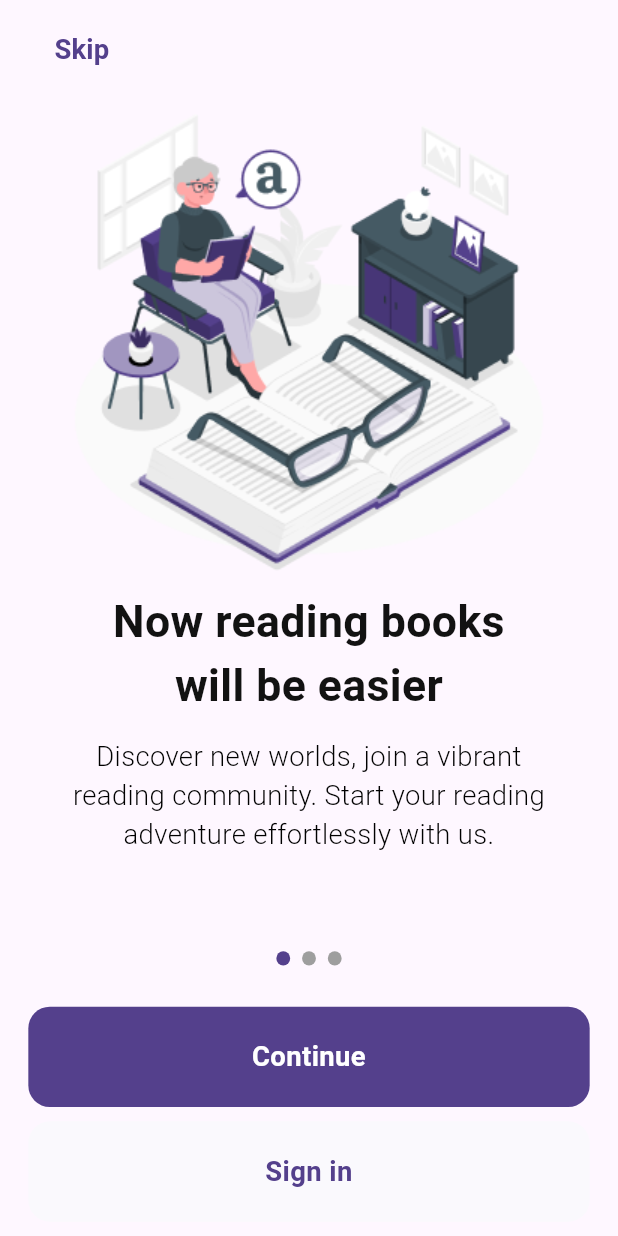
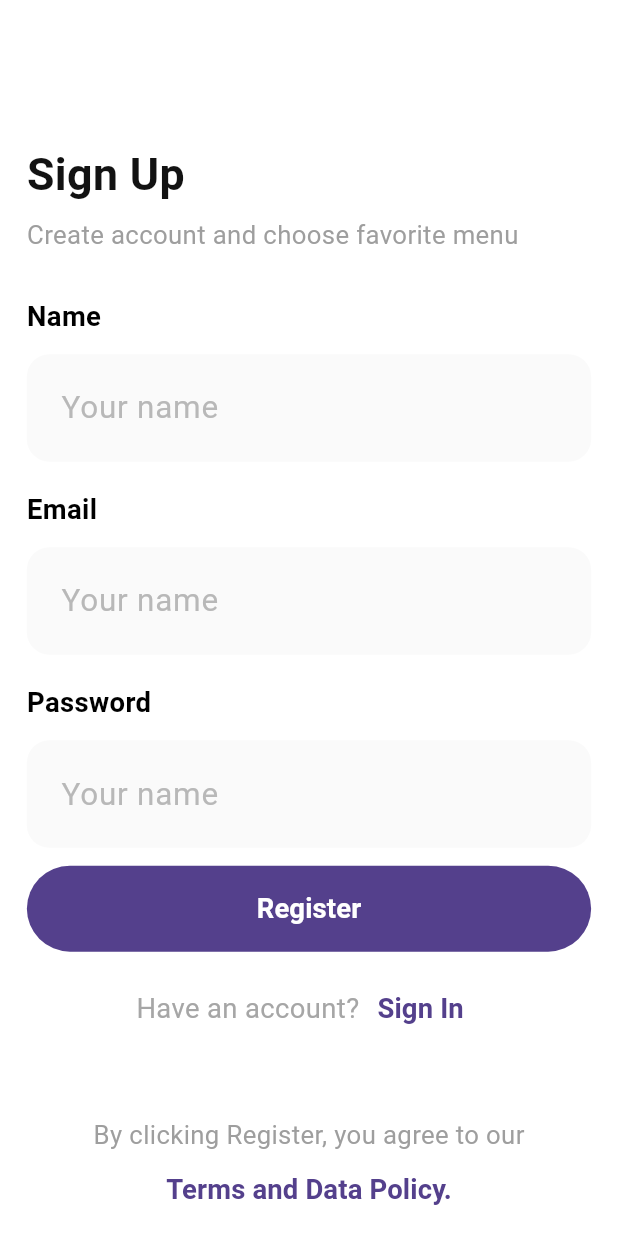
Before and after one commit to Mohammed595/bazar_app, a Flutter app: the screen it shows after launch, on a phone screen of 412 x 824 dp. Run offline on Flutter 3.47's test engine with Material 3 defaults, Android fonts, the light colour scheme and no system bars; drawn by our look-alikes of smooth_page_indicator; our stand-ins replace flutter_riverpod, flutter_screenutil, flutter_svg, google_fonts, shared_preferences.

Commit message:
sign up page completed

```diff
--- /dev/null
+++ b/lib/core/feature/auth/ui/screens/sign_up_screen.dart
@@ -0,0 +1,84 @@
+import 'package:bazar_app/core/feature/auth/ui/widgets/have_account_btn.dart';
+import 'package:bazar_app/core/feature/auth/ui/widgets/register_button.dart';
+import 'package:bazar_app/core/feature/auth/ui/widgets/sign_title_disc.dart';
+import 'package:bazar_app/core/feature/auth/ui/widgets/terms_button.dart';
+import 'package:bazar_app/core/feature/auth/ui/widgets/title_text_feild_widget.dart';
+import 'package:flutter/material.dart';
+import 'package:flutter_screenutil/flutter_screenutil.dart';
+
+class SignUpScreen extends StatelessWidget {
+  const SignUpScreen({super.key});
+
+  @override
+  Widget build(BuildContext context) {
+    return Scaffold(
+      body: SingleChildScrollView(
+        child: Container(
+          color: Colors.white,
+          padding: EdgeInsets.only(
+            top: 80.h,
+            left: 15.h,
+            right: 15.h,
+            bottom: 10.h,
+          ),
+          child: Column(
+            crossAxisAlignment: CrossAxisAlignment.start,
+            children: [
+              const SignTitleAndDiscWidget(
+                title: 'Sign Up',
+                disc: 'Create account and choose favorite menu',
+              ),
+              SizedBox(
+                height: 24.h,
+              ),
+
+              // text feild
+              const TitleAndTextFeildWidget(
+                title: 'Name',
+              ),
+
+              SizedBox(
+                height: 16.h,
+              ),
+              const TitleAndTextFeildWidget(
+                title: 'Email',
+              ),
+              SizedBox(
+                height: 16.h,
+              ),
+              const TitleAndTextFeildWidget(
+                title: 'Password',
+              ),
+
+              SizedBox(
+                height: 10.h,
+              ),
+
+              const RegisterButtonWidget(
+                title: 'Register',
+              ),
+
+              SizedBox(
+                height: 12.h,
+              ),
+
+              const HaveAccountButton(
+                titleBtn: 'Sign In',
+                disc: 'Have an account?',
+              ),
+
+              // const Spacer(),
+              SizedBox(
+                height: 40.h,
+              ),
+
+              const Center(
+                child: TermsButton(),
+              ),
+            ],
+          ),
+        ),
+      ),
+    );
+  }
+}
--- /dev/null
+++ b/lib/core/feature/auth/ui/widgets/have_account_btn.dart
@@ -0,0 +1,30 @@
+import 'package:bazar_app/core/theming/styles.dart/text_style.dart';
+import 'package:flutter/material.dart';
+
+class HaveAccountButton extends StatelessWidget {
+  const HaveAccountButton(
+      {super.key, required this.titleBtn, required this.disc});
+
+  final String titleBtn;
+  final String disc;
+
+  @override
+  Widget build(BuildContext context) {
+    return Row(
+      mainAxisAlignment: MainAxisAlignment.center,
+      children: [
+        Text(
+          disc,
+          style: AppTextStyle.size16Width500Gray,
+        ),
+        TextButton(
+          onPressed: () {},
+          child: Text(
+            titleBtn,
+            style: AppTextStyle.size16BoldPurple,
+          ),
+        ),
+      ],
+    );
+  }
+}
--- /dev/null
+++ b/lib/core/feature/auth/ui/widgets/register_button.dart
@@ -0,0 +1,25 @@
+import 'package:bazar_app/core/theming/colors.dart';
+import 'package:bazar_app/core/theming/styles.dart/text_style.dart';
+import 'package:flutter/material.dart';
+import 'package:flutter_screenutil/flutter_screenutil.dart';
+
+class RegisterButtonWidget extends StatelessWidget {
+  const RegisterButtonWidget({super.key, required this.title});
+
+  final String title;
+
+  @override
+  Widget build(BuildContext context) {
+    return TextButton(
+      onPressed: () {},
+      child: Text(
+        title,
+        style: AppTextStyle.size16BoldWhite,
+      ),
+      style: ButtonStyle(
+        minimumSize: MaterialStateProperty.all(Size(double.infinity, 48.h)),
+        backgroundColor: MaterialStateProperty.all(AppColors.mainPurpleColor),
+      ),
+    );
+  }
+}
--- /dev/null
+++ b/lib/core/feature/auth/ui/widgets/sign_title_disc.dart
@@ -0,0 +1,31 @@
+import 'package:bazar_app/core/theming/styles.dart/text_style.dart';
+import 'package:flutter/material.dart';
+import 'package:flutter_screenutil/flutter_screenutil.dart';
+
+class SignTitleAndDiscWidget extends StatelessWidget {
+  const SignTitleAndDiscWidget(
+      {super.key, required this.title, required this.disc});
+
+  final String title;
+  final String disc;
+
+  @override
+  Widget build(BuildContext context) {
+    return Column(
+      crossAxisAlignment: CrossAxisAlignment.start,
+      children: [
+        Text(
+          title,
+          style: AppTextStyle.size26BoldBlack,
+        ),
+        SizedBox(
+          height: 5.h,
+        ),
+        Text(
+          disc,
+          style: AppTextStyle.size15Width500Gray,
+        ),
+      ],
+    );
+  }
+}
--- /dev/null
+++ b/lib/core/feature/auth/ui/widgets/terms_button.dart
@@ -0,0 +1,28 @@
+import 'package:bazar_app/core/theming/styles.dart/text_style.dart';
+import 'package:flutter/material.dart';
+
+class TermsButton extends StatelessWidget {
+  const TermsButton({
+    super.key,
+  });
+
+  @override
+  Widget build(BuildContext context) {
+    return Column(
+      mainAxisSize: MainAxisSize.min,
+      children: [
+        Text(
+          'By clicking Register, you agree to our',
+          style: AppTextStyle.size15Width500Gray,
+        ),
+        TextButton(
+          onPressed: () {},
+          child: Text(
+            'Terms and Data Policy.',
+            style: AppTextStyle.size14BoldPurple,
+          ),
+        ),
+      ],
+    );
+  }
+}
--- /dev/null
+++ b/lib/core/feature/auth/ui/widgets/title_text_feild_widget.dart
@@ -0,0 +1,51 @@
+import 'package:bazar_app/core/theming/styles.dart/text_style.dart';
+import 'package:flutter/material.dart';
+import 'package:flutter_screenutil/flutter_screenutil.dart';
+
+class TitleAndTextFeildWidget extends StatelessWidget {
+  const TitleAndTextFeildWidget({super.key, required this.title});
+
+  final String title;
+  // controller
+
+  @override
+  Widget build(BuildContext context) {
+    return Column(
+      crossAxisAlignment: CrossAxisAlignment.start,
+      children: [
+        Text(
+          title,
+          style: AppTextStyle.size16WidthBoldBlack,
+        ),
+        SizedBox(
+          height: 10.h,
+        ),
+        Container(
+          height: 60.h,
+          alignment: Alignment.center,
+          decoration: BoxDecoration(
+            color: const Color(0xffFAFAFA),
+            borderRadius: BorderRadius.circular(15),
+          ),
+          child: Padding(
+            padding: EdgeInsets.symmetric(
+              horizontal: 20.w,
+            ),
+            child: const TextField(
+              textAlign: TextAlign.start,
+              decoration: InputDecoration(
+                  hintText: 'Your name',
+                  hintStyle: TextStyle(
+                    color: Color(0xffB8B8B8),
+                    fontSize: 21,
+                  ),
+                  disabledBorder: InputBorder.none,
+                  enabledBorder: InputBorder.none,
+                  border: InputBorder.none),
+            ),
+          ),
+        )
+      ],
+    );
+  }
+}
--- a/lib/core/feature/on_boarding/ui/screens/splash_screen.dart
+++ b/lib/core/feature/on_boarding/ui/screens/splash_screen.dart
@@ -1,6 +1,5 @@
 import 'dart:async';
 import 'package:bazar_app/core/feature/on_boarding/ui/widgets/logo_name.dart';
-import 'package:bazar_app/core/provoders/prefs_provider.dart';
 import 'package:bazar_app/core/routing/routers.dart';
 import 'package:bazar_app/core/theming/assets_path.dart';
 import 'package:bazar_app/core/theming/colors.dart';
@@ -20,14 +19,14 @@ class _SplashScreenState extends ConsumerState<SplashScreen> {
   @override
   void initState() {
     super.initState();
-    final x = ref.read(prefsProvider);
-
+    // final x = ref.read(prefsProvider);
     Timer(const Duration(seconds: 3), () {
-      if (x.isPassed()) {
-        Navigator.pushNamed(context, Routers.homeScreen);
-      } else {
-        Navigator.pushNamed(context, Routers.startControlScreen);
-      }
+      // if (x.isPassed()) {
+      // Navigator.pushNamed(context, Routers.homeScreen);
+      // } else {
+      //   Navigator.pushNamed(context, Routers.startControlScreen);
+      // }
+      Navigator.pushNamed(context, Routers.signUpScreen);
     });
   }
 
--- a/lib/core/provoders/prefs_provider.dart
+++ b/lib/core/provoders/prefs_provider.dart
@@ -1,4 +1,4 @@
-import 'package:bazar_app/core/servers/prefs.dart';
+import 'package:bazar_app/core/servers/local_data/prefs.dart';
 import 'package:flutter_riverpod/flutter_riverpod.dart';
 
 final prefsProvider = Provider((ref) {
--- a/lib/core/routing/routers.dart
+++ b/lib/core/routing/routers.dart
@@ -2,4 +2,5 @@ class Routers {
   static const String homeScreen = '/homeScreen';
   static const String splashScreen = '/splashScreen';
   static const String startControlScreen = '/startControlScreen';
+  static const String signUpScreen = '/SignUpScreen';
 }
--- a/lib/core/routing/routing.dart
+++ b/lib/core/routing/routing.dart
@@ -1,3 +1,4 @@
+import 'package:bazar_app/core/feature/auth/ui/screens/sign_up_screen.dart';
 import 'package:bazar_app/core/feature/on_boarding/ui/screens/splash_screen.dart';
 import 'package:bazar_app/core/feature/on_boarding/ui/screens/start_control_page.dart';
 import 'package:bazar_app/core/routing/routers.dart';
@@ -8,14 +9,17 @@ class AppRouter {
   static Route onGenerateRoutes(RouteSettings x) {
     switch (x.name) {
       case Routers.splashScreen:
-        return MaterialPageRoute(builder: (context) => SplashScreen());
+        return MaterialPageRoute(builder: (context) => const SplashScreen());
 
       case Routers.homeScreen:
-        return MaterialPageRoute(builder: (context) => HomeScreen());
+        return MaterialPageRoute(builder: (context) => const HomeScreen());
       case Routers.startControlScreen:
-        return MaterialPageRoute(builder: (context) => StartControlPage());
+        return MaterialPageRoute(
+            builder: (context) => const StartControlPage());
+      case Routers.signUpScreen:
+        return MaterialPageRoute(builder: (context) => const SignUpScreen());
       default:
-        return MaterialPageRoute(builder: (context) => HomeScreen());
+        return MaterialPageRoute(builder: (context) => const HomeScreen());
     }
   }
 }
--- a/lib/core/servers/prefs.dart
+++ b/lib/core/servers/local_data/prefs.dart
@@ -16,15 +16,15 @@ class SharedPrefnsSirves {
   }
 
   void setASNotPassed() {
-    sharedPreferences.setString('aaaasPassed', 'no');
+    sharedPreferences.setString('aaaaaaasPassed', 'no');
   }
 
   void setASPassed() {
-    sharedPreferences.setString('aaaasPassed', 'yes');
+    sharedPreferences.setString('aaaaaaasPassed', 'yes');
   }
 
   bool isPassed() {
-    final y = sharedPreferences.get('aaaasPassed');
+    final y = sharedPreferences.get('aaaaaaasPassed');
     String x = y.toString();
     print('>>>> $x');
     if (x == 'no' || y == null) {
--- a/lib/core/theming/colors.dart
+++ b/lib/core/theming/colors.dart
@@ -3,4 +3,5 @@ import 'package:flutter/material.dart';
 class AppColors {
   static const Color mainPurpleColor = Color(0xff54408C);
   static const Color mainBlackColor = Color(0xff121212);
+  static const Color gray500 = Color(0xffA6A6A6);
 }
--- a/lib/core/theming/styles.dart/text_style.dart
+++ b/lib/core/theming/styles.dart/text_style.dart
@@ -24,6 +24,23 @@ class AppTextStyle {
     fontWeight: FontWeight.w300,
     decoration: TextDecoration.none,
   );
+  static TextStyle size16Width500Gray = GoogleFonts.roboto(
+    color: Color(0xffA6A6A6),
+    fontSize: 16.sp,
+    decoration: TextDecoration.none,
+  );
+  static TextStyle size16WidthBoldBlack = GoogleFonts.roboto(
+    color: Colors.black,
+    fontSize: 16.sp,
+    fontWeight: FontWeight.bold,
+    decoration: TextDecoration.none,
+  );
+  static TextStyle size15Width500Gray = GoogleFonts.roboto(
+    color: Colors.grey,
+    fontSize: 15.sp,
+    // fontWeight: FontWeight.bold,
+    decoration: TextDecoration.none,
+  );
   static TextStyle size14BoldPurple = GoogleFonts.roboto(
     color: AppColors.mainPurpleColor,
     fontSize: 16.sp,
--- a/lib/main.dart
+++ b/lib/main.dart
@@ -1,6 +1,6 @@
 import 'package:bazar_app/core/routing/routers.dart';
 import 'package:bazar_app/core/routing/routing.dart';
-import 'package:bazar_app/core/servers/prefs.dart';
+import 'package:bazar_app/core/servers/local_data/prefs.dart';
 import 'package:flutter/material.dart';
 import 'package:flutter_screenutil/flutter_screenutil.dart';
 import 'package:flutter_riverpod/flutter_riverpod.dart';
```
